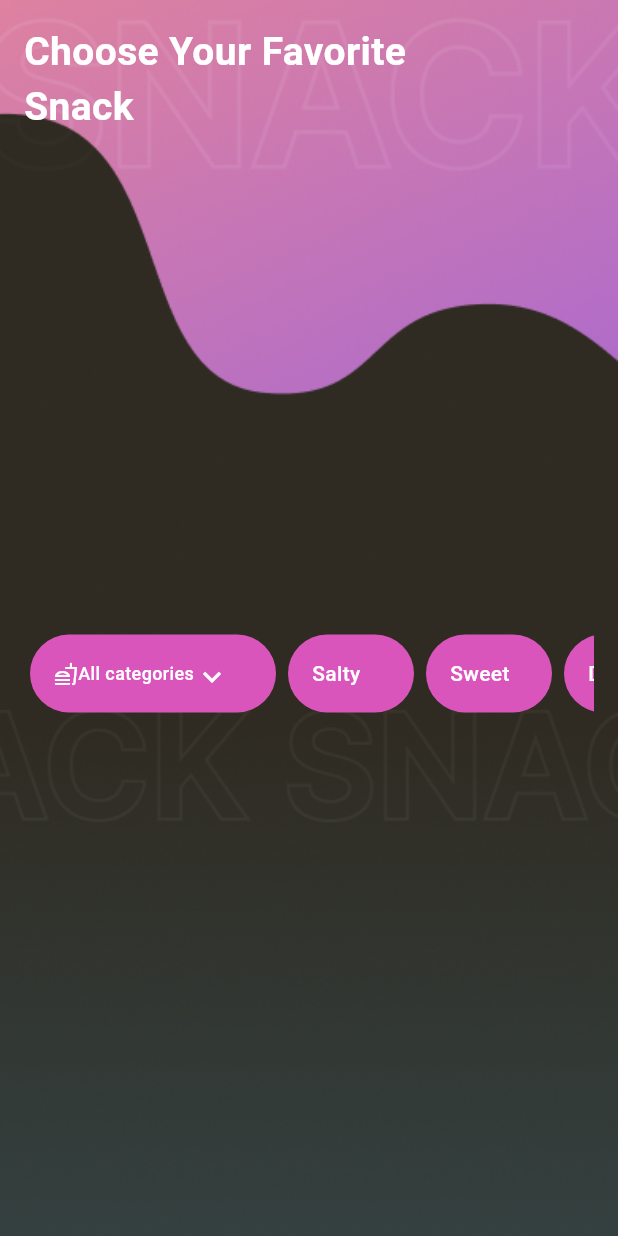
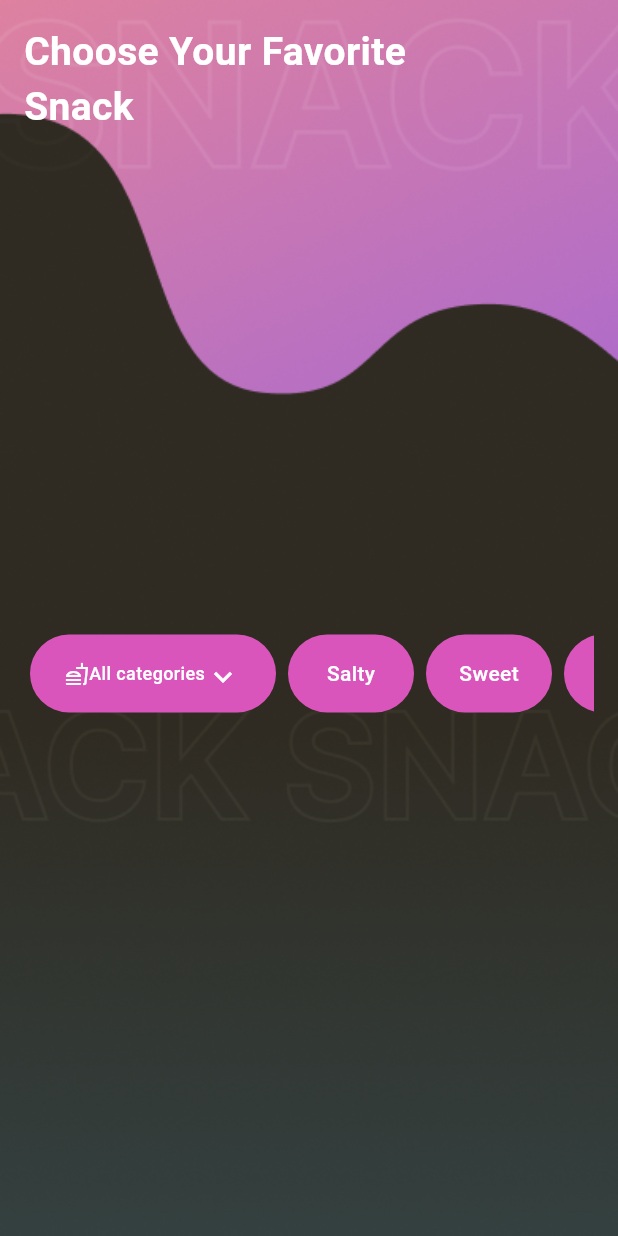
Before and after one commit to Dopa91/jp_design_challenge_dopatka, a Flutter app: the screen it shows after launch, after a tap on "Order Now", on a phone screen of 412 x 824 dp. Run offline on Flutter 3.47's test engine with Material 3 defaults, Android fonts, the phone set to English and light mode, and no system bars; our stand-ins replace blurrycontainer.

Commit message:
fixed issue with alignmet

```diff
--- a/lib/features/homepage/widgets/my_button_round.dart
+++ b/lib/features/homepage/widgets/my_button_round.dart
@@ -35,6 +35,9 @@ class MyButtonRound extends StatelessWidget {
           ),
           child: Row(
             children: [
+              const Expanded(
+                child: SizedBox(),
+              ),
               iconFirst == null
                   ? const SizedBox()
                   : Icon(
@@ -55,6 +58,9 @@ class MyButtonRound extends StatelessWidget {
                       icon,
                       color: Colors.white,
                     ),
+              const Expanded(
+                child: SizedBox(),
+              ),
             ],
           ),
         ),
```
